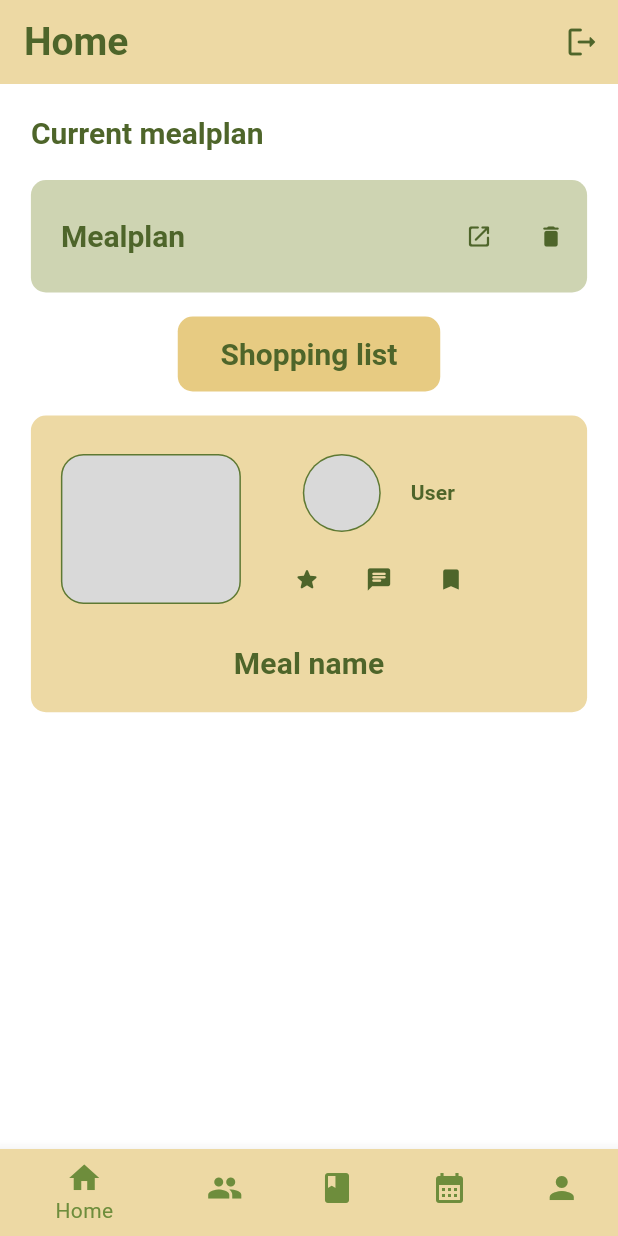
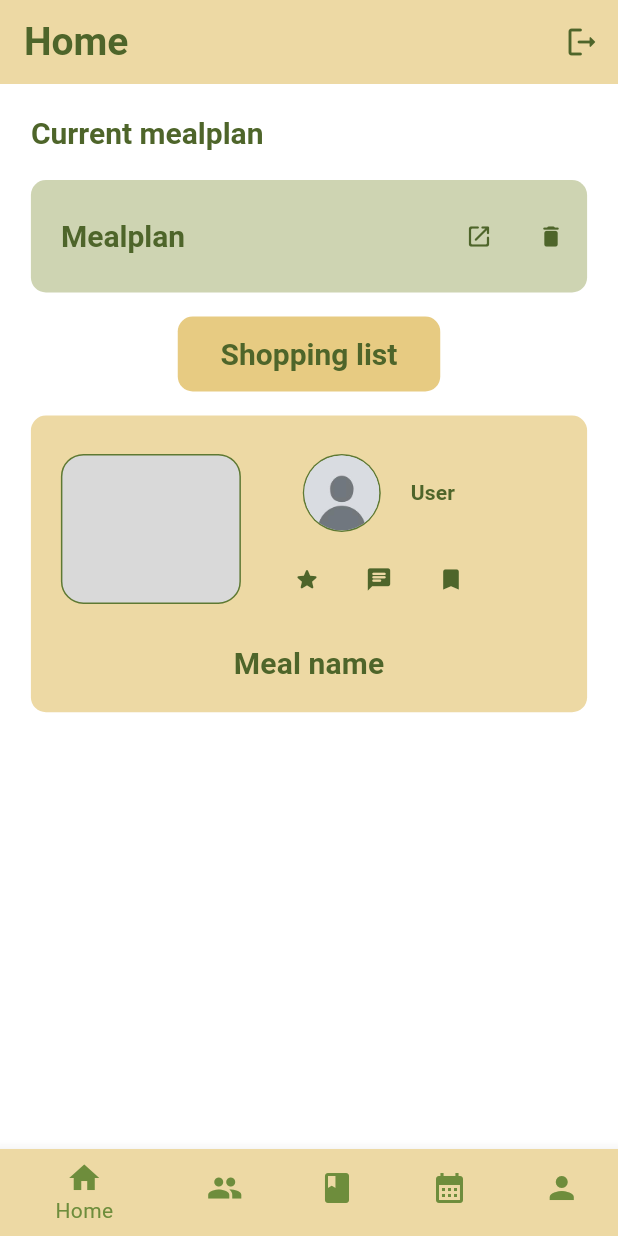
Before and after one commit to MealStock/mealstock, a Flutter app: the screen it shows once a user with an empty profile is signed in, on a phone screen of 412 x 824 dp. Run offline on Flutter 3.47's test engine with Material 3 defaults, Android fonts, the phone set to English and light mode, and no system bars; our stand-ins replace firebase_analytics, firebase_auth, firebase_core, firebase_crashlytics, flutter_markdown, google_sign_in; accounts and stored records are empty.

Commit message:
change profile pics (usfl commit msg btw)

```diff
--- a/lib/screens/home_screens/home_screen.dart
+++ b/lib/screens/home_screens/home_screen.dart
@@ -152,7 +152,9 @@ class _HomeScreenState extends State<HomeScreen> {
                                     child: CircleAvatar(
                                       radius: 25,
                                       backgroundColor: Color(0xffd9d9d9),
-                                      child: Text(""),
+                                      backgroundImage: AssetImage(
+                                        "images/defaultprofile.jpg",
+                                      ),
                                     ),
                                   ),
                                   SizedBox(width: 20),
--- a/lib/screens/home_screens/profil_screen.dart
+++ b/lib/screens/home_screens/profil_screen.dart
@@ -1,4 +1,5 @@
 import 'package:flutter/material.dart';
+import 'package:flutter/widgets.dart';
 import 'package:meal_stock/services/server.dart';
 
 class ProfilScreen extends StatelessWidget {
@@ -26,7 +27,7 @@ class ProfilScreen extends StatelessWidget {
               child: CircleAvatar(
                 radius: 49,
                 backgroundColor: Color(0xffd9d9d9),
-                child: Text(""),
+                backgroundImage: AssetImage("images/defaultprofile.jpg"),
               ),
             ),
             const SizedBox(
--- a/lib/screens/home_screens/recipes_screen.dart
+++ b/lib/screens/home_screens/recipes_screen.dart
@@ -259,7 +259,9 @@ class _RecipesScreenState extends State<RecipesScreen> {
                                                 radius: 25,
                                                 backgroundColor:
                                                     Color(0xffd9d9d9),
-                                                child: Text(""),
+                                                backgroundImage: AssetImage(
+                                                  "images/defaultprofile.jpg",
+                                                ),
                                               ),
                                             ),
                                             SizedBox(width: 20),
--- a/lib/screens/home_screens/socials_screen.dart
+++ b/lib/screens/home_screens/socials_screen.dart
@@ -505,7 +505,8 @@ class _SocialsScreenState extends State<SocialsScreen> {
                                                 radius: 25,
                                                 backgroundColor:
                                                     Color(0xffd9d9d9),
-                                                child: Text(""),
+                                                backgroundImage: AssetImage(
+                                                    "images/defaultprofile.jpg"),
                                               ),
                                             ),
                                             SizedBox(width: 20),
--- a/lib/screens/recipe_screen.dart
+++ b/lib/screens/recipe_screen.dart
@@ -1,4 +1,5 @@
 import 'package:flutter/material.dart';
+import 'package:flutter/widgets.dart';
 
 class RecipeScreen extends StatefulWidget {
   const RecipeScreen({super.key});
@@ -289,7 +290,8 @@ class _MyWidgetState extends State<RecipeScreen> {
                                           child: CircleAvatar(
                                             radius: 17,
                                             backgroundColor: Color(0xffd9d9d9),
-                                            child: Text(""),
+                                            backgroundImage: AssetImage(
+                                              "images/defaultprofile.jpg",
                                           ),
                                         ),
                                       )
```
Also changed, not shown: pubspec.lock.
